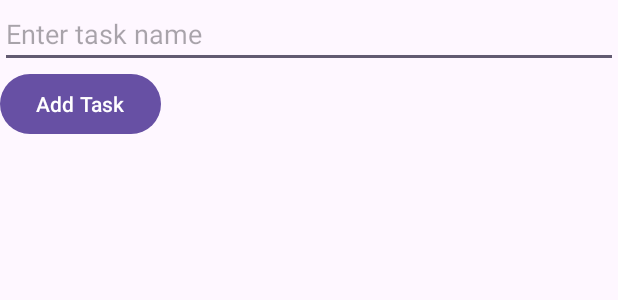
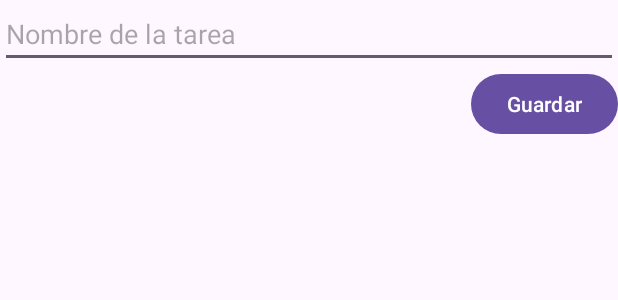
Before and after one commit to qdanix43/lista-de-tareas, an Android app: the layout activity_add_task.xml on its own in the app's theme, with its tools: preview values and no code run, on a phone screen of 412 x 824 dp. Shown: the top 300 px of the screen. Run offline under Robolectric (Android 15) with nearby library versions, the phone set to English and light mode, and no system bars.

Commit message:
app de lista de tareas

```diff
--- a/app/src/main/res/layout/activity_add_task.xml
+++ b/app/src/main/res/layout/activity_add_task.xml
@@ -1,19 +1,26 @@
-<!-- activity_add_task.xml -->
-<RelativeLayout xmlns:android="http://schemas.android.com/apk/res/android"
+<?xml version="1.0" encoding="utf-8"?>
+<androidx.constraintlayout.widget.ConstraintLayout xmlns:android="http://schemas.android.com/apk/res/android"
+    xmlns:app="http://schemas.android.com/apk/res-auto"
+    xmlns:tools="http://schemas.android.com/tools"
     android:layout_width="match_parent"
-    android:layout_height="match_parent">
+    android:layout_height="match_parent"
+    tools:context=".activities.AddTaskActivity">
 
     <EditText
         android:id="@+id/task_edit_text"
-        android:layout_width="match_parent"
+        android:layout_width="0dp"
         android:layout_height="wrap_content"
-        android:hint="Enter task name" />
+        android:hint="Nombre de la tarea"
+        app:layout_constraintEnd_toEndOf="parent"
+        app:layout_constraintStart_toStartOf="parent"
+        app:layout_constraintTop_toTopOf="parent" />
 
     <Button
         android:id="@+id/add_task_button"
         android:layout_width="wrap_content"
         android:layout_height="wrap_content"
-        android:layout_below="@id/task_edit_text"
-        android:text="Add Task" />
+        android:text="Guardar"
+        app:layout_constraintEnd_toEndOf="parent"
+        app:layout_constraintTop_toBottomOf="@id/task_edit_text" />
 
-</RelativeLayout>
+</androidx.constraintlayout.widget.ConstraintLayout>
```
Also changed, not shown: app/src/main/java/activities/AddTaskActivity.kt (+23 -25 lines), app/src/main/java/activities/MainActivity.kt (+23 -32 lines), app/src/main/java/adapters/TaskAdapter.kt (+25 -26 lines), app/src/main/java/com/example/listadetareas/activities/Task.kt (+30 -2 lines), app/src/main/res/layout/task_item.xml (+10 -7 lines).
